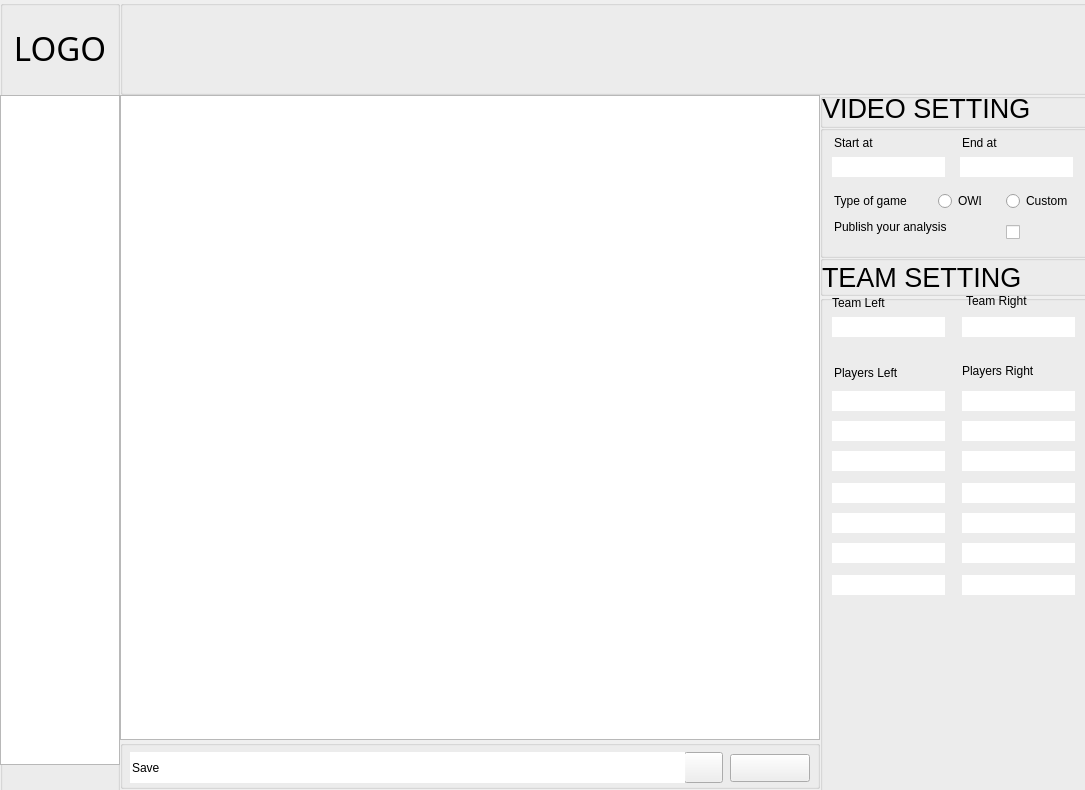
First picture: the form in ora/gui/main.ui, repository appcell/OverwatchDataAnalysis, before the edit.
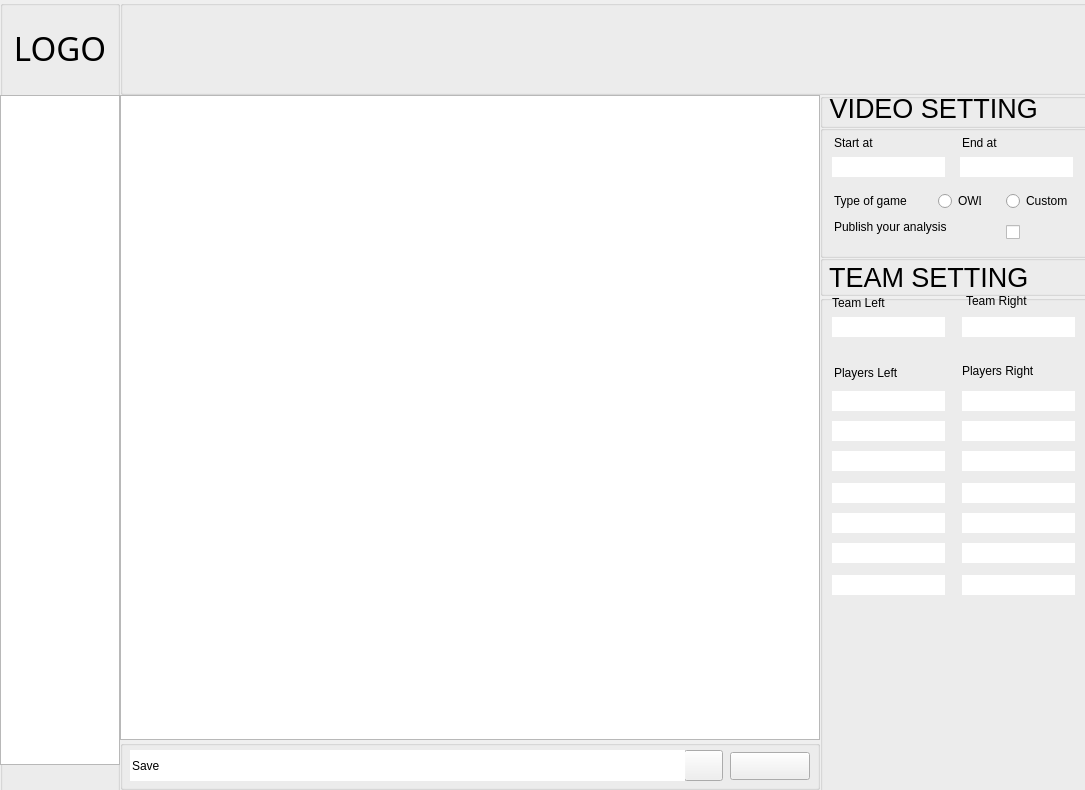
Second picture: the form after the edit.

The edit to the form file:
```diff
--- a/ora/gui/main.ui
+++ b/ora/gui/main.ui
@@ -493,7 +493,7 @@
         </font>
        </property>
        <property name="text">
-        <string>VIDEO SETTING</string>
+        <string> VIDEO SETTING</string>
        </property>
       </widget>
      </widget>
@@ -560,7 +560,7 @@
         </font>
        </property>
        <property name="text">
-        <string>TEAM SETTING</string>
+        <string> TEAM SETTING</string>
        </property>
       </widget>
      </widget>
@@ -586,7 +586,7 @@
         <x>0</x>
         <y>645</y>
         <width>700</width>
-        <height>49</height>
+        <height>50</height>
        </rect>
       </property>
       <property name="title">
@@ -599,7 +599,7 @@
        <property name="geometry">
         <rect>
          <x>610</x>
-         <y>14</y>
+         <y>12</y>
          <width>80</width>
          <height>28</height>
         </rect>
@@ -615,7 +615,7 @@
        <property name="geometry">
         <rect>
          <x>564</x>
-         <y>12</y>
+         <y>10</y>
          <width>39</width>
          <height>31</height>
         </rect>
@@ -640,7 +640,7 @@
        <property name="geometry">
         <rect>
          <x>10</x>
-         <y>12</y>
+         <y>10</y>
          <width>555</width>
          <height>31</height>
         </rect>
```
